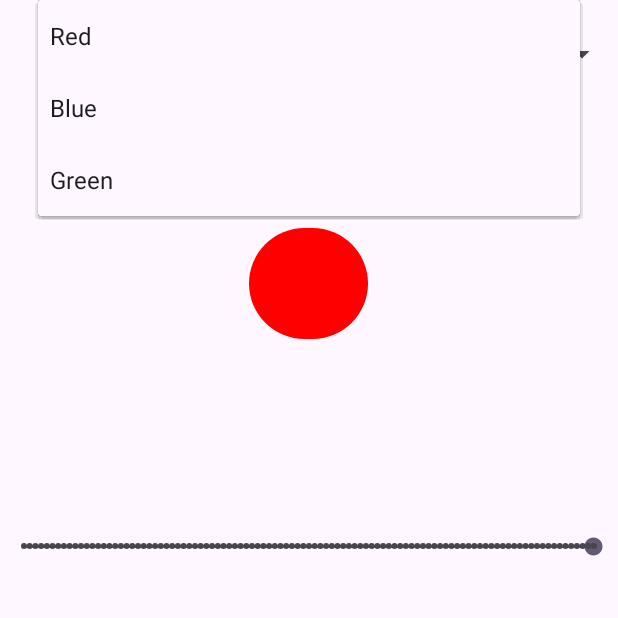
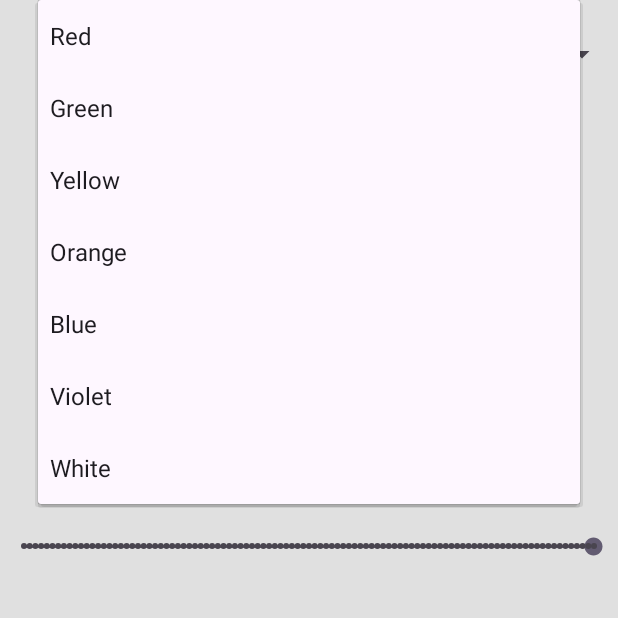
Before and after one commit to jessuss1/ejercicio, an Android app: the screen it shows after launch (MainActivity), after a tap on "Red", on a phone screen of 412 x 824 dp, the top half of it. Run offline under Robolectric (Android 15) with nearby library versions, the phone set to English and light mode, and no system bars.

Commit message:
se agregaron el resto de colores

```diff
--- a/app/src/main/res/layout/activity_main.xml
+++ b/app/src/main/res/layout/activity_main.xml
@@ -5,6 +5,7 @@
     android:id="@+id/main"
     android:layout_width="match_parent"
     android:layout_height="match_parent"
+    android:background="@color/light_gray"
     tools:context=".MainActivity">
 
     <LinearLayout
@@ -12,6 +13,7 @@
         android:layout_height="match_parent"
         android:gravity="center_horizontal"
         android:orientation="vertical"
+        android:outlineProvider="none"
         app:layout_constraintBottom_toBottomOf="parent"
         app:layout_constraintEnd_toEndOf="parent"
         app:layout_constraintHorizontal_bias="0.0"
@@ -36,6 +38,8 @@
             style="@style/tv_style"
             android:layout_width="79dp"
             android:layout_height="82dp"
+            android:enabled="false"
+            android:outlineProvider="bounds"
             android:paddingVertical="50dp" />
 
         <View
--- a/app/src/main/res/values/colors.xml
+++ b/app/src/main/res/values/colors.xml
@@ -1,15 +1,15 @@
 <?xml version="1.0" encoding="utf-8"?>
 <resources>
     <color name="black">#FF000000</color>
-    <color name="white">#FFFFFFFF</color>
+    <color name="light_gray">#E0E0E0</color>
+
 
     <color name="red">#FF0000</color>
     <color name="green">#008000</color>
+    <color name="yellow">#FFFF00</color>
+    <color name="orange">#FFA500</color>
     <color name="blue">#0000FF</color>
+    <color name="violet">#7F00FF</color>
+    <color name="white">#FFFFFFFF</color>
 
-    <string-array name="colors">
-       <item>@color/red</item>
-        <item>@color/green</item>
-        <item>@color/blue</item>
-    </string-array>
 </resources>
--- a/app/src/main/res/values/strings.xml
+++ b/app/src/main/res/values/strings.xml
@@ -3,7 +3,11 @@
 
     <string-array name="spinner">
         <item>Red</item>
+        <item>Green</item>
+        <item>Yellow</item>
+        <item>Orange</item>
         <item>Blue</item>
-        <item>Green</item>
+        <item>Violet</item>
+        <item>White</item>
     </string-array>
 </resources>
```
Also changed, not shown: app/src/main/java/com/example/ejercicio/MainActivity.kt (+6 -2 lines).
